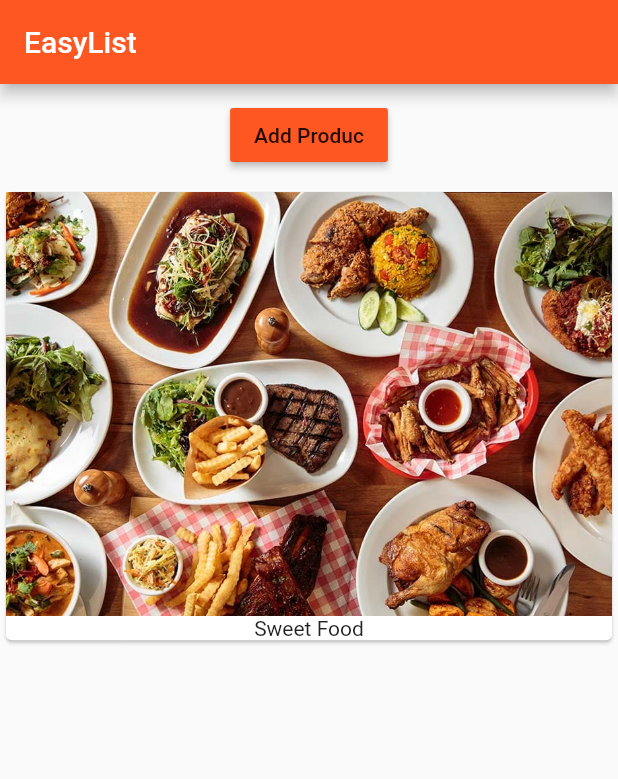
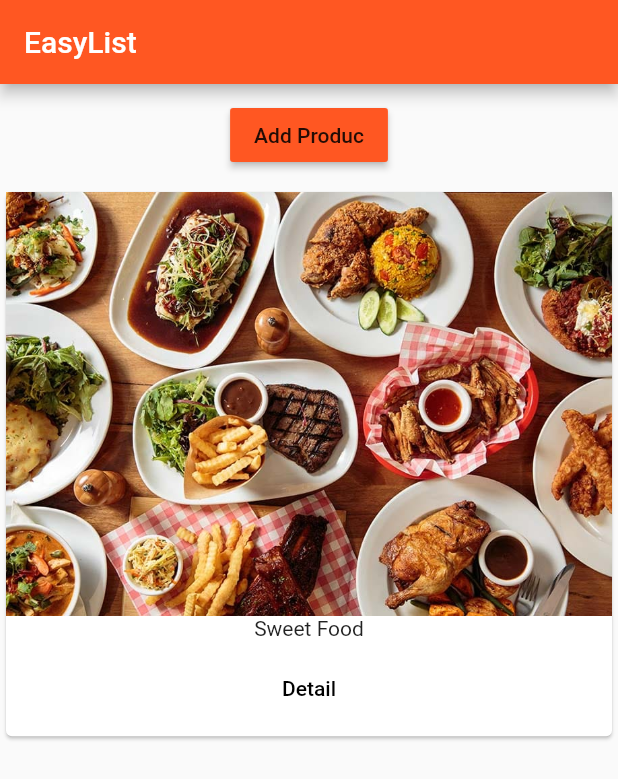
Before and after one commit to putheng/flutter-shop, a Flutter app: the screen it shows after launch, after a tap on "Add Produc", on a phone screen of 412 x 824 dp. Shown: the top 779 px of the screen. Run offline on Flutter 3.47's test engine with Material 2 defaults, Android fonts, the phone set to English and light mode, and no system bars.

Commit message:
lession 6.4

```diff
--- a/lib/products.dart
+++ b/lib/products.dart
@@ -10,7 +10,16 @@ class Products extends StatelessWidget{
         child: Column(
           children: <Widget>[
             Image.asset('assets/food.jpg'),
-            Text(products[index])
+            Text(products[index]),
+            ButtonBar(
+              alignment: MainAxisAlignment.center,
+              children: <Widget>[
+                FlatButton(
+                  onPressed: (){},
+                  child: Text('Detail')
+                )
+              ],
+            )
           ],
         ),
       );
```
Also changed, not shown: lib/pages/product.dart (added, +15 -0 lines).
